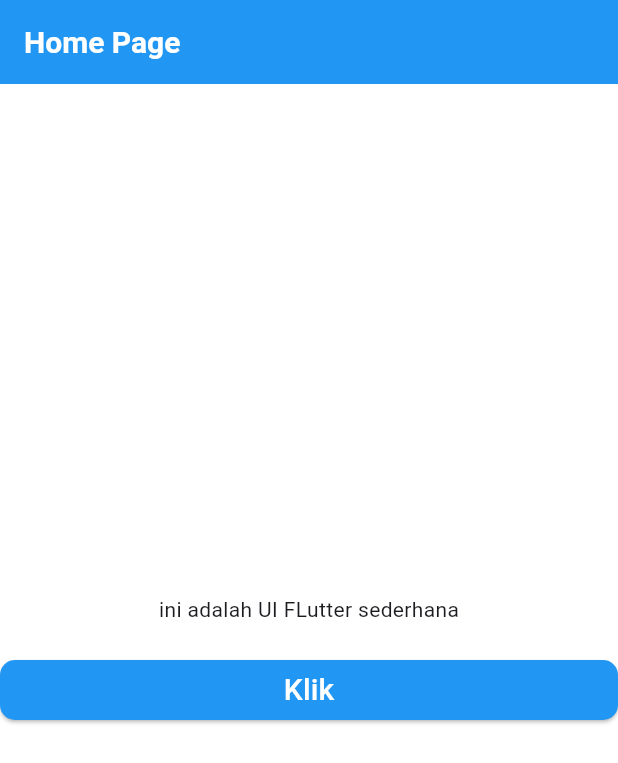
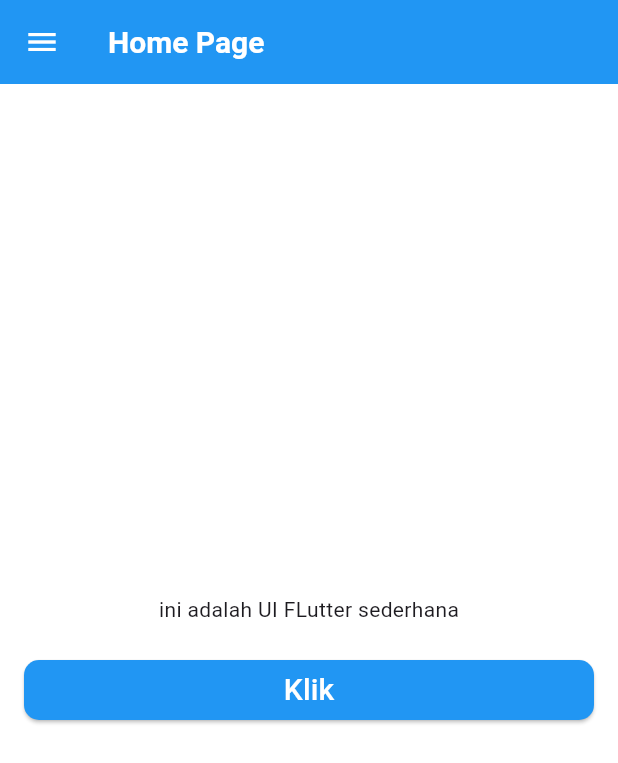
Before and after one commit to adipramanadev/aplikasipertama, a Flutter app: the screen it shows after launch, on a phone screen of 412 x 824 dp. Shown: the top 763 px of the screen. Run offline on Flutter 3.47's test engine with Material 3 defaults, Android fonts, the phone set to English and light mode, and no system bars.

Commit message:
update github

```diff
--- a/lib/home.dart
+++ b/lib/home.dart
@@ -1,4 +1,5 @@
 import 'package:flutter/material.dart';
+import 'package:myapp/about.dart';
 
 class HomePage extends StatefulWidget {
   const HomePage({super.key});
@@ -22,6 +23,60 @@ class _HomePageState extends State<HomePage> {
           ),
         ),
         backgroundColor: Colors.blue,
+        iconTheme: IconThemeData(color: Colors.white),
+      ),
+      drawer: Drawer(
+        backgroundColor: Colors.white,
+        child: ListView(
+          padding: EdgeInsets.zero,
+          children: [
+            DrawerHeader(
+              decoration: BoxDecoration(
+                color: Colors.blue,
+              ),
+              child: Text(
+                'Menu',
+                style: TextStyle(
+                  color: Colors.white,
+                  fontSize: 24,
+                ),
+              ),
+            ),
+            ListTile(
+              leading: Icon(Icons.home),
+              title: Text('Home'),
+              onTap: () {
+                //kehalaman berikutnya
+                Navigator.of(context).push(
+                  MaterialPageRoute(
+                    builder: (context) => About(),
+                  ),
+                );
+              },
+            ),
+            ListTile(
+              leading: Icon(Icons.favorite),
+              title: Text('Favorite'),
+              onTap: () {
+                Navigator.pop(context);
+              },
+            ),
+            ListTile(
+              leading: Icon(Icons.settings),
+              title: Text('Settings'),
+              onTap: () {
+                Navigator.pop(context);
+              },
+            ),
+            ListTile(
+              leading: Icon(Icons.exit_to_app),
+              title: Text('Exit'),
+              onTap: () {
+                Navigator.pop(context);
+              },
+            ),
+          ],
+        ),
       ),
       body: Center(
         child: Column(mainAxisAlignment: MainAxisAlignment.center, children: [
@@ -29,7 +84,11 @@ class _HomePageState extends State<HomePage> {
           SizedBox(
             height: 20,
           ),
-          SizedBox(
+          Padding(
+            padding: const EdgeInsets.symmetric(
+              horizontal: 16.0,
+            ),
+            child: SizedBox(
               width: double.infinity,
               child: ElevatedButton(
                 style: ElevatedButton.styleFrom(
@@ -38,12 +97,19 @@ class _HomePageState extends State<HomePage> {
                     borderRadius: BorderRadius.circular(10),
                   ),
                 ),
-              onPressed: () {},
+                onPressed: () {
+                  ScaffoldMessenger.of(context).showSnackBar(
+                    SnackBar(
+                      content: Text('Tombol diklik'),
+                    ),
+                  );
+                },
                 child: Text(
                   'Klik',
                   style: TextStyle(
                     color: Colors.white,
                     fontSize: 20,
+                  ),
                 ),
               ),
             ),
```
Also changed, not shown: lib/about.dart (added, +76 -0 lines). Lines whose indentation alone changed are shown as unchanged.
